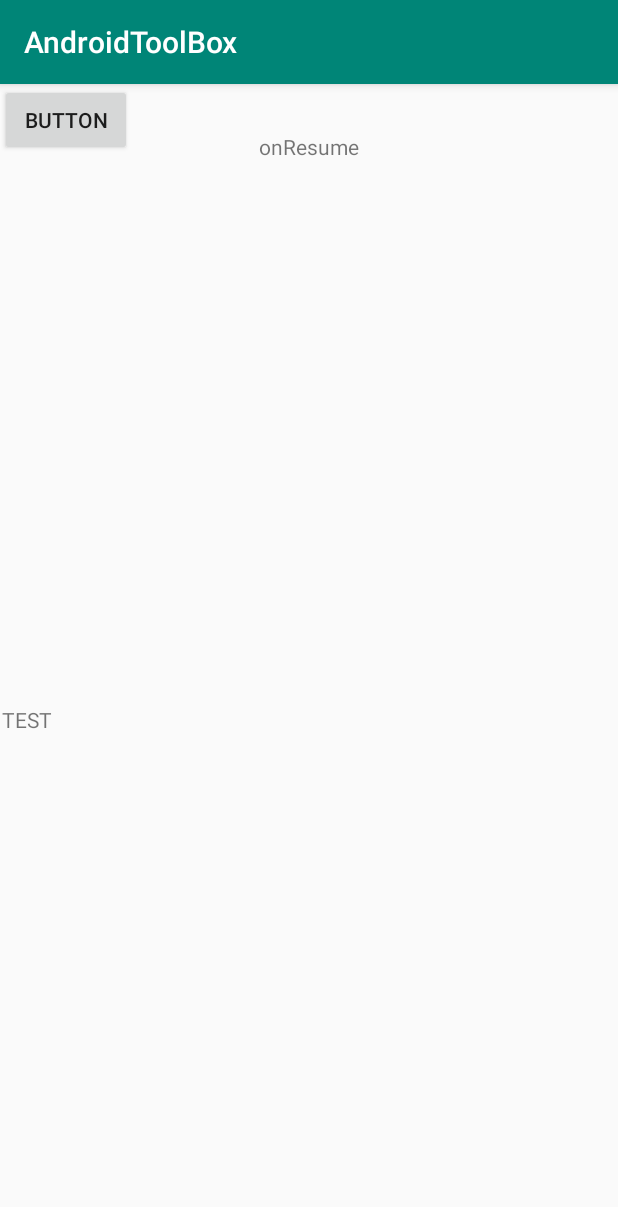
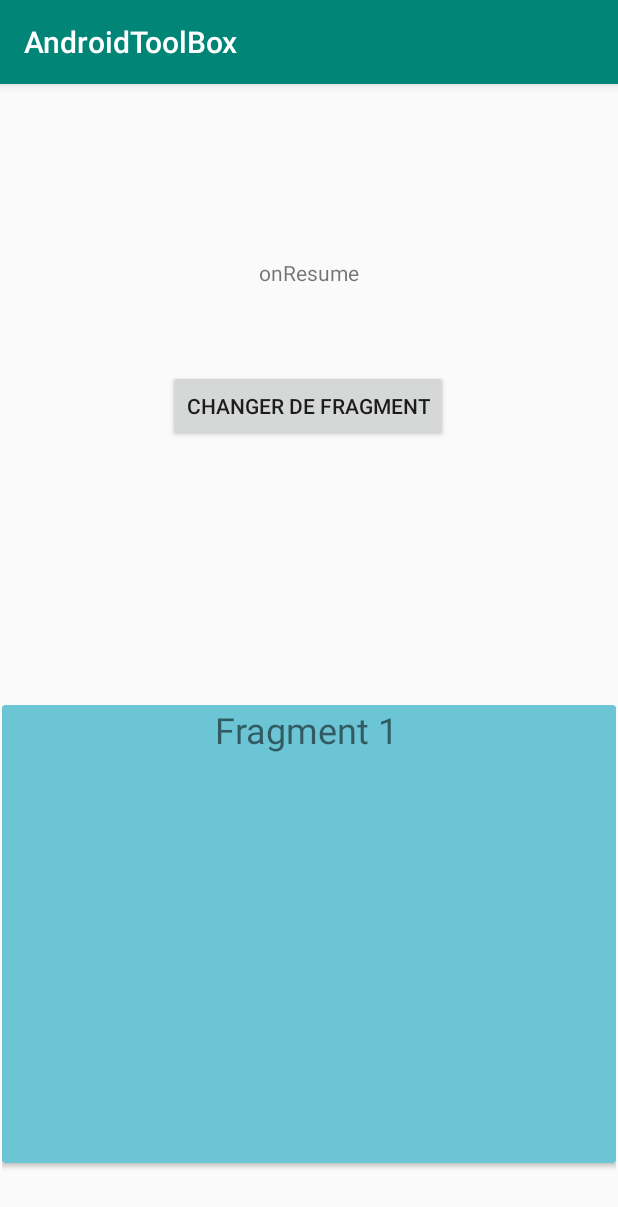
Before and after one commit to ikrijah/android_project, an Android app: the LifeCycleActivity screen opened directly, with no data from a screen before it, on a phone screen of 412 x 824 dp. Shown: the top 1207 px of the screen. Run offline under Robolectric (Android 15) with nearby library versions, the phone set to English and light mode, and no system bars.

Commit message:
Formulaire + calendrier ajoutés

```diff
--- a/app/src/main/AndroidManifest.xml
+++ b/app/src/main/AndroidManifest.xml
@@ -9,7 +9,8 @@
         android:roundIcon="@mipmap/ic_launcher_round"
         android:supportsRtl="true"
         android:theme="@style/AppTheme">
-        <activity android:name=".LifeCycleActivity"></activity>
+        <activity android:name=".FormulaireActivity"></activity>
+        <activity android:name=".LifeCycleActivity" />
         <activity android:name=".HomeActivity" />
         <activity
             android:name=".LoginActivity"
--- a/app/src/main/java/fr/isen/krijah/androidtoolbox/HomeActivity.kt
+++ b/app/src/main/java/fr/isen/krijah/androidtoolbox/HomeActivity.kt
@@ -35,6 +35,11 @@ class HomeActivity : AppCompatActivity() {
             editor.apply()
         }
 
+        homeTitle.setOnClickListener {
+            Toast.makeText(this, "vous êtes redirigé vers le formulaire", Toast.LENGTH_LONG).show()
+            startActivity( Intent (this@HomeActivity, FormulaireActivity::class.java))
+        }
+
     }
 
 }
--- a/app/src/main/res/layout/activity_home.xml
+++ b/app/src/main/res/layout/activity_home.xml
@@ -11,7 +11,7 @@
         android:id="@+id/homeTitle"
         android:layout_width="wrap_content"
         android:layout_height="wrap_content"
-        android:text="Bonjour"
+        android:text="Cliquer ici pour le formulaire"
         app:layout_constraintBottom_toBottomOf="parent"
         app:layout_constraintEnd_toEndOf="parent"
         app:layout_constraintHorizontal_bias="0.498"
--- a/app/src/main/res/layout/activity_life_cycle.xml
+++ b/app/src/main/res/layout/activity_life_cycle.xml
@@ -10,8 +10,8 @@
         android:id="@+id/titleLifeCycle"
         android:layout_width="wrap_content"
         android:layout_height="wrap_content"
-        android:layout_marginTop="32dp"
-        android:text="TextView"
+        android:layout_marginTop="116dp"
+        android:text="Life Cycle "
         app:layout_constraintEnd_toEndOf="parent"
         app:layout_constraintStart_toStartOf="parent"
         app:layout_constraintTop_toTopOf="parent" />
@@ -30,7 +30,11 @@
         android:id="@+id/buttonFragment"
         android:layout_width="wrap_content"
         android:layout_height="wrap_content"
-        android:text="Button"
-        tools:layout_editor_absoluteX="158dp"
-        tools:layout_editor_absoluteY="127dp" />
+        android:text="Changer de fragment"
+        app:layout_constraintBottom_toTopOf="@+id/lifeCycleContainer"
+        app:layout_constraintEnd_toEndOf="parent"
+        app:layout_constraintHorizontal_bias="0.498"
+        app:layout_constraintStart_toStartOf="parent"
+        app:layout_constraintTop_toBottomOf="@+id/titleLifeCycle"
+        app:layout_constraintVertical_bias="0.241" />
 </androidx.constraintlayout.widget.ConstraintLayout>
--- a/app/src/main/res/layout/activity_login.xml
+++ b/app/src/main/res/layout/activity_login.xml
@@ -56,9 +56,10 @@
         android:textColor="#FFFFFF"
         app:layout_constraintBottom_toBottomOf="parent"
         app:layout_constraintEnd_toEndOf="parent"
+        app:layout_constraintHorizontal_bias="0.498"
         app:layout_constraintStart_toStartOf="parent"
         app:layout_constraintTop_toBottomOf="@+id/password"
-        app:layout_constraintVertical_bias="0.2" />
+        app:layout_constraintVertical_bias="0.44" />
 
     <ProgressBar
         android:id="@+id/loading"
--- a/app/src/main/res/layout/fragment_my.xml
+++ b/app/src/main/res/layout/fragment_my.xml
@@ -6,12 +6,17 @@
     android:layout_height="match_parent"
     tools:context=".MyFragment">
 
-    <!-- TODO: Update blank fragment layout -->
-    <TextView
-        android:id="@+id/fragmentText"
+    <androidx.cardview.widget.CardView
         android:layout_width="match_parent"
-        android:layout_height="match_parent"
-        android:background="#00D3CC91"
-        android:text="@string/hello_blank_fragment" />
+        android:layout_height="305dp"
+        app:cardBackgroundColor="#6BC5D5">
 
+        <TextView
+            android:id="@+id/textView"
+            android:layout_width="405dp"
+            android:layout_height="111dp"
+            android:text="Fragment 1"
+            android:textAlignment="center"
+            android:textSize="24sp" />
+    </androidx.cardview.widget.CardView>
 </FrameLayout>
```
Also changed, not shown: app/src/main/java/fr/isen/krijah/androidtoolbox/FormulaireActivity.kt (added, +37 -0 lines), app/src/main/java/fr/isen/krijah/androidtoolbox/LoginActivity.kt (+29 -0 lines), app/src/main/java/fr/isen/krijah/androidtoolbox/MyFragment.kt (+0 -10 lines), app/src/main/res/layout/activity_formulaire.xml (added, +101 -0 lines), app/src/main/res/layout/fragment_my_fragment2.xml (+13 -4 lines).
